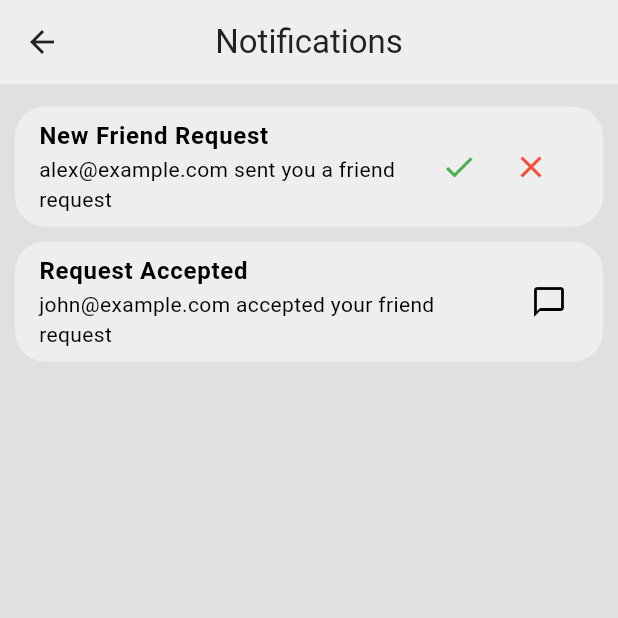
After one commit to DorofeevAndrey/flutter_firebase_chat_app, a Flutter app: the screen it shows once a user with an empty profile is signed in, item 2 of the bottom bar chosen, after a tap on the "notifications" icon, on a phone screen of 412 x 824 dp, the top half of it. The commit adds this screen. Run offline on Flutter 3.47's test engine with Material 3 defaults, Android fonts, the phone set to English and light mode, and no system bars; our stand-ins replace cloud_firestore, firebase_auth, firebase_core; accounts and stored records are empty.

Commit message:
Сделал заявку на добавление в друзья, начал оформлять уведомление

```diff
--- a/lib/components/my_drawer.dart
+++ b/lib/components/my_drawer.dart
@@ -1,7 +1,7 @@
 import 'package:flutter/material.dart';
 
 import '../services/auth/auth_service.dart';
-import '../pages/settings_page.dart';
+import '../pages/setting/settings_page.dart';
 
 class MyDrawer extends StatelessWidget {
   const MyDrawer({super.key});
--- a/lib/components/user_tile.dart
+++ b/lib/components/user_tile.dart
@@ -15,7 +15,7 @@ class UserTile extends StatelessWidget {
           color: Theme.of(context).colorScheme.secondary,
           borderRadius: BorderRadius.circular(12),
         ),
-        margin: EdgeInsets.symmetric(vertical: 5, horizontal: 25),
+        margin: EdgeInsets.symmetric(vertical: 5, horizontal: 20),
         padding: EdgeInsets.all(20),
         child: Row(
           children: [
--- a/lib/pages/chat_page.dart
+++ b/lib/pages/chat/chat_page.dart
@@ -4,7 +4,7 @@ import 'package:flutter_firebase_chat_app/components/my_textfield.dart';
 import 'package:flutter_firebase_chat_app/services/auth/auth_service.dart';
 import 'package:flutter_firebase_chat_app/services/chat/chat_service.dart';
 
-import '../components/chat_bubble.dart';
+import '../../components/chat_bubble.dart';
 
 class ChatPage extends StatefulWidget {
   final String receiverEmail;
@@ -89,8 +89,8 @@ class _ChatPageState extends State<ChatPage> {
       appBar: AppBar(
         centerTitle: true,
         title: Text(widget.receiverEmail),
-        backgroundColor: Colors.transparent,
-        foregroundColor: Colors.grey,
+        backgroundColor: Theme.of(context).colorScheme.secondary,
+        foregroundColor: Theme.of(context).colorScheme.inversePrimary,
         elevation: 0,
       ),
       body: Column(
--- a/lib/pages/chats_page.dart
+++ b/lib/pages/chat/chats_page.dart
@@ -1,8 +1,8 @@
 import 'package:flutter/material.dart';
 
-import '../components/user_tile.dart';
-import '../services/auth/auth_service.dart';
-import '../services/chat/chat_service.dart';
+import '../../components/user_tile.dart';
+import '../../services/auth/auth_service.dart';
+import '../../services/chat/chat_service.dart';
 import 'chat_page.dart';
 
 class ChatsPage extends StatelessWidget {
@@ -18,7 +18,7 @@ class ChatsPage extends StatelessWidget {
       appBar: AppBar(
         title: Text("Chats"),
         centerTitle: true,
-        backgroundColor: Colors.transparent,
+        backgroundColor: Theme.of(context).colorScheme.secondary,
         elevation: 0,
       ),
       backgroundColor: Theme.of(context).colorScheme.surface,
@@ -46,12 +46,12 @@ class ChatsPage extends StatelessWidget {
           return const Center(child: Text("No users found"));
         } else {
           return ListView(
-            children:
-                snapshot.data!
-                    .map<Widget>(
-                      (userData) => _buildUserListItem(userData, context),
-                    )
-                    .toList(),
+            children: [
+              SizedBox(height: 10), // Отступ сверху
+              ...snapshot.data!.map<Widget>(
+                (userData) => _buildUserListItem(userData, context),
+              ),
+            ],
           );
         }
 
--- /dev/null
+++ b/lib/pages/friend/friends_page.dart
@@ -0,0 +1,74 @@
+import 'package:flutter/material.dart';
+import 'package:flutter_firebase_chat_app/pages/notification/notification_page.dart';
+
+import 'add_friend_page.dart';
+
+class FriendsPage extends StatelessWidget {
+  const FriendsPage({super.key});
+
+  @override
+  Widget build(BuildContext context) {
+    return Scaffold(
+      appBar: AppBar(
+        leading: IconButton(
+          onPressed: () {
+            Navigator.push(
+              context,
+              MaterialPageRoute(builder: (context) => NotificationPage()),
+            );
+          },
+          icon: Icon(Icons.notifications),
+        ),
+        actions: [
+          IconButton(
+            onPressed: () {
+              Navigator.push(
+                context,
+                MaterialPageRoute(builder: (context) => AddFriendPage()),
+              );
+            },
+            icon: Icon(Icons.add),
+          ),
+        ],
+        title: Text("Friends"),
+        centerTitle: true,
+        backgroundColor: Theme.of(context).colorScheme.secondary,
+        elevation: 0,
+      ),
+      // body: _buildFriendsList(),
+    );
+  }
+
+  // Widget _buildFriendsList() {
+  //   return StreamBuilder(
+  //     stream: _chatService.getUsersStream(),
+  //     builder: (context, snapshot) {
+  //       // error
+  //       if (snapshot.hasError) {
+  //         return const Text("Error");
+  //       }
+
+  //       // loading...
+  //       if (snapshot.connectionState == ConnectionState.waiting) {
+  //         return const Text("Loading...");
+  //       }
+
+  //       // no data
+  //       if (!snapshot.hasData) {
+  //         return const Center(child: Text("No users found"));
+  //       } else {
+  //         return ListView(
+  //           children: [
+  //             SizedBox(height: 10), // Отступ сверху
+  //             ...snapshot.data!.map<Widget>(
+  //               (userData) => _buildUserListItem(userData, context),
+  //             ),
+  //           ],
+  //         );
+  //       }
+
+  //       // return list view
+  //     },
+  //   );
+  // }
+}
--- /dev/null
+++ b/lib/pages/notification/notification_page.dart
@@ -0,0 +1,78 @@
+import 'package:flutter/material.dart';
+
+class NotificationPage extends StatelessWidget {
+  const NotificationPage({super.key});
+
+  @override
+  Widget build(BuildContext context) {
+    return Scaffold(
+      appBar: AppBar(
+        title: const Text("Notifications"),
+        centerTitle: true,
+        backgroundColor: Theme.of(context).colorScheme.secondary,
+        foregroundColor: Theme.of(context).colorScheme.inversePrimary,
+      ),
+      backgroundColor: Theme.of(context).colorScheme.surface,
+      body: ListView(
+        padding: const EdgeInsets.all(10),
+        children: [
+          _buildNotificationCard(
+            context,
+            title: "New Friend Request",
+            subtitle: "alex@example.com sent you a friend request",
+            onAccept: () {},
+            onReject: () {},
+          ),
+          _buildNotificationCard(
+            context,
+            title: "Request Accepted",
+            subtitle: "john@example.com accepted your friend request",
+            onTap: () {}, // Перейти к чату
+          ),
+          // ...можно загрузить динамически из Firestore
+        ],
+      ),
+    );
+  }
+
+  Widget _buildNotificationCard(
+    BuildContext context, {
+    required String title,
+    required String subtitle,
+    VoidCallback? onAccept,
+    VoidCallback? onReject,
+    VoidCallback? onTap,
+  }) {
+    return Card(
+      shape: RoundedRectangleBorder(borderRadius: BorderRadius.circular(20)),
+      color: Theme.of(context).colorScheme.secondary,
+      elevation: 0,
+      margin: const EdgeInsets.symmetric(vertical: 5),
+
+      child: ListTile(
+        title: Text(title, style: const TextStyle(fontWeight: FontWeight.bold)),
+        subtitle: Text(subtitle),
+        trailing:
+            (onAccept != null && onReject != null)
+                ? Row(
+                  mainAxisSize: MainAxisSize.min,
+                  children: [
+                    IconButton(
+                      icon: const Icon(Icons.check, color: Colors.green),
+                      onPressed: onAccept,
+                    ),
+                    IconButton(
+                      icon: const Icon(
+                        Icons.close,
+                        color: Color.fromARGB(255, 244, 76, 54),
+                      ),
+                      onPressed: onReject,
+                    ),
+                  ],
+                )
+                : const Icon(Icons.chat_bubble_outline),
+        onTap: onTap,
+      ),
+    );
+  }
+}
--- a/lib/pages/settings_page.dart
+++ b/lib/pages/setting/settings_page.dart
@@ -1,10 +1,9 @@
-import 'package:firebase_auth/firebase_auth.dart';
 import 'package:flutter/cupertino.dart';
 import 'package:flutter/material.dart';
 import 'package:flutter_firebase_chat_app/themes/theme_provider.dart';
 import 'package:provider/provider.dart';
 
-import '../services/auth/auth_service.dart';
+import '../../services/auth/auth_service.dart';
 
 class SettingsPage extends StatelessWidget {
   SettingsPage({super.key});
@@ -22,13 +21,15 @@ class SettingsPage extends StatelessWidget {
       appBar: AppBar(
         title: Text(_authService.getCurrentUser()!.email!),
         centerTitle: true,
-        backgroundColor: Colors.transparent,
+        backgroundColor: Theme.of(context).colorScheme.secondary,
         elevation: 0,
       ),
+
       backgroundColor: Theme.of(context).colorScheme.surface,
       body: Column(
         // mainAxisAlignment: MainAxisAlignment.spaceBetween,
         children: [
+          SizedBox(height: 10),
           Container(
             decoration: BoxDecoration(
               color: Theme.of(context).colorScheme.secondary,
@@ -39,25 +40,29 @@ class SettingsPage extends StatelessWidget {
             child: Row(
               mainAxisAlignment: MainAxisAlignment.spaceBetween,
               children: [
-                // dark mode
-                Text(
-                  "Dark Mode",
-                  style: TextStyle(fontSize: 16, fontWeight: FontWeight.w500),
+                // динамичный текст
+                Consumer<ThemeProvider>(
+                  builder: (context, provider, child) {
+                    return Text(
+                      provider.isDarkMode ? "Dark Mode" : "Light Mode",
+                      style: TextStyle(
+                        fontSize: 16,
+                        fontWeight: FontWeight.w500,
+                      ),
+                    );
+                  },
                 ),
 
                 // switch toggle
-                CupertinoSwitch(
-                  activeTrackColor: Colors.grey.shade700,
-                  value:
-                      Provider.of<ThemeProvider>(
-                        context,
-                        listen: false,
-                      ).isDarkMode,
-                  onChanged: (value) {
-                    Provider.of<ThemeProvider>(
-                      context,
-                      listen: false,
-                    ).toggleTheme();
+                Consumer<ThemeProvider>(
+                  builder: (context, provider, child) {
+                    return CupertinoSwitch(
+                      activeTrackColor: Colors.grey.shade700,
+                      value: provider.isDarkMode,
+                      onChanged: (_) {
+                        provider.toggleTheme();
+                      },
+                    );
                   },
                 ),
               ],
--- a/lib/pages/home_page.dart
+++ b/lib/pages/start/home_page.dart
@@ -1,8 +1,8 @@
 import 'package:flutter/material.dart';
 
-import 'chats_page.dart';
-import 'friends_page.dart';
-import 'settings_page.dart';
+import '../chat/chats_page.dart';
+import '../friend/friends_page.dart';
+import '../setting/settings_page.dart';
 
 class HomePage extends StatefulWidget {
   const HomePage({super.key});
--- a/lib/pages/login_page.dart
+++ b/lib/pages/start/login_page.dart
@@ -1,8 +1,8 @@
 import 'package:flutter/material.dart';
 import 'package:flutter_firebase_chat_app/services/auth/auth_service.dart';
 
-import '../components/my_button.dart';
-import '../components/my_textfield.dart';
+import '../../components/my_button.dart';
+import '../../components/my_textfield.dart';
 
 class LoginPage extends StatelessWidget {
   //email and pw text controllers
--- a/lib/pages/register_page.dart
+++ b/lib/pages/start/register_page.dart
@@ -1,8 +1,8 @@
 import 'package:flutter/material.dart';
 import 'package:flutter_firebase_chat_app/services/auth/auth_service.dart';
 
-import '../components/my_button.dart';
-import '../components/my_textfield.dart';
+import '../../components/my_button.dart';
+import '../../components/my_textfield.dart';
 
 class RegisterPage extends StatelessWidget {
   RegisterPage({super.key, required this.onTap});
--- a/lib/services/auth/auth_gate.dart
+++ b/lib/services/auth/auth_gate.dart
@@ -2,7 +2,7 @@ import 'package:firebase_auth/firebase_auth.dart';
 import 'package:flutter/material.dart';
 import 'package:flutter_firebase_chat_app/services/auth/login_or_register.dart';
 
-import '../../pages/home_page.dart';
+import '../../pages/start/home_page.dart';
 
 class AuthGate extends StatelessWidget {
   const AuthGate({super.key});
--- a/lib/services/auth/login_or_register.dart
+++ b/lib/services/auth/login_or_register.dart
@@ -1,6 +1,6 @@
 import 'package:flutter/material.dart';
-import 'package:flutter_firebase_chat_app/pages/login_page.dart';
-import 'package:flutter_firebase_chat_app/pages/register_page.dart';
+import 'package:flutter_firebase_chat_app/pages/start/login_page.dart';
+import 'package:flutter_firebase_chat_app/pages/start/register_page.dart';
 
 class LoginOrRegister extends StatefulWidget {
   const LoginOrRegister({super.key});
```
Also changed, not shown: lib/components/my_dialog.dart (added, +24 -0 lines), lib/pages/friend/add_friend_page.dart (added, +135 -0 lines), lib/pages/friend/user_page.dart (added, +189 -0 lines), lib/pages/friends_page.dart (deleted, +0 -17 lines), lib/services/friend/friend_service.dart (added, +81 -0 lines).
